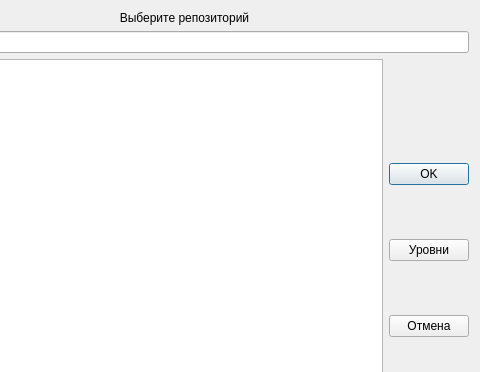
Above: repchose.ui from iliner23/openRadar before the change; both pictures show x 111 to 591 and y 0 to 372 of the 591 by 529 pixel window. Below: the same form after it.
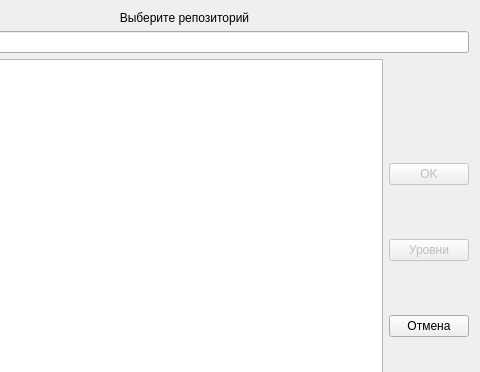
That is the form after the change.

```diff
--- a/repchose.ui
+++ b/repchose.ui
@@ -75,6 +75,9 @@
          </property>
          <item>
           <widget class="QPushButton" name="pushButton_2">
+           <property name="enabled">
+            <bool>false</bool>
+           </property>
            <property name="text">
             <string>OK</string>
            </property>
@@ -82,6 +85,9 @@
          </item>
          <item>
           <widget class="QPushButton" name="pushButton_3">
+           <property name="enabled">
+            <bool>false</bool>
+           </property>
            <property name="text">
             <string>Уровни</string>
            </property>
```
